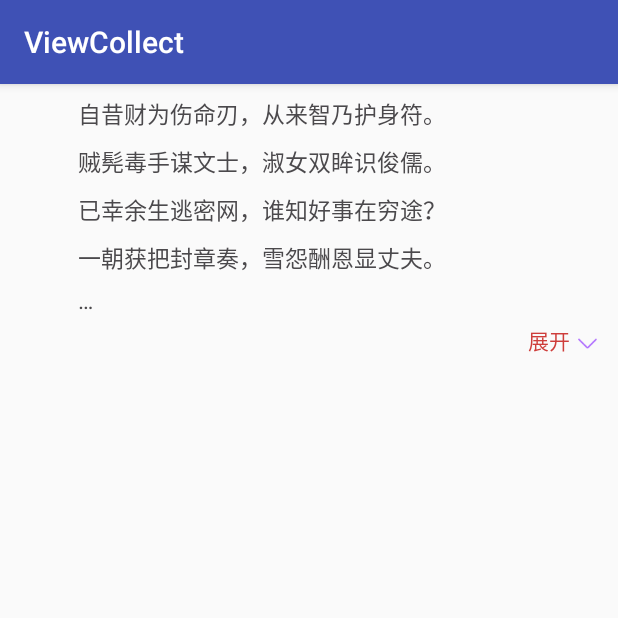
After one commit to youlookwhat/android-learning, an Android app: the ExpandTextActivity screen opened directly, with no data from a screen before it, on a phone screen of 412 x 824 dp, the top half of it. The commit adds this screen. Run offline under Robolectric (Android 15) with nearby library versions, the phone set to English and light mode, and no system bars.

Commit message:
增加 文本展开收起控件，修正ExpandableTextView的错误

```diff
--- a/ViewCollect/app/build.gradle
+++ b/ViewCollect/app/build.gradle
@@ -27,6 +27,7 @@ android {
 dependencies {
     compile fileTree(dir: 'libs', include: ['*.jar'])
     compile project(':library:exoplayer')
+    compile 'com.android.support.constraint:constraint-layout:1.1.3'
     androidTestCompile('com.android.support.test.espresso:espresso-core:2.2.2', {
         exclude group: 'com.android.support', module: 'support-annotations'
     })
--- a/ViewCollect/app/src/main/AndroidManifest.xml
+++ b/ViewCollect/app/src/main/AndroidManifest.xml
@@ -25,6 +25,7 @@
             android:theme="@style/AppTheme.NoActionBar">
             <intent-filter>
                 <action android:name="android.intent.action.MAIN" />
+
                 <category android:name="android.intent.category.LAUNCHER" />
             </intent-filter>
         </activity>
--- a/ViewCollect/app/src/main/java/com/example/jingbin/viewcollect/MainActivity.java
+++ b/ViewCollect/app/src/main/java/com/example/jingbin/viewcollect/MainActivity.java
@@ -16,6 +16,7 @@ import android.view.View;
 
 import com.example.jingbin.viewcollect.databinding.ActivityMainBinding;
 import com.example.jingbin.viewcollect.ui.CountTimeViewActivity;
+import com.example.jingbin.viewcollect.ui.ExpandTextActivity;
 import com.example.jingbin.viewcollect.ui.ExpandableViewActivity;
 import com.example.jingbin.viewcollect.ui.FlipperActivity;
 import com.example.jingbin.viewcollect.ui.LabelEditActivity;
@@ -100,6 +101,7 @@ public class MainActivity extends AppCompatActivity
                 FlipperActivity.start(MainActivity.this);
                 break;
             case R.id.tv_expand_text: // 文字展开收起(列表适用)
+                ExpandTextActivity.start(MainActivity.this);
                 break;
             default:
                 break;
--- /dev/null
+++ b/ViewCollect/app/src/main/java/com/example/jingbin/viewcollect/ui/ExpandTextActivity.java
@@ -0,0 +1,47 @@
+package com.example.jingbin.viewcollect.ui;
+
+import android.content.Context;
+import android.content.Intent;
+import android.support.v7.app.AppCompatActivity;
+import android.os.Bundle;
+import android.view.View;
+
+import com.example.jingbin.viewcollect.R;
+import com.example.jingbin.viewcollect.view.MyExpandableTextView;
+
+public class ExpandTextActivity extends AppCompatActivity {
+
+    @Override
+    protected void onCreate(Bundle savedInstanceState) {
+        super.onCreate(savedInstanceState);
+        setContentView(R.layout.activity_expand_text);
+
+        MyExpandableTextView expandableTextView = (MyExpandableTextView) findViewById(R.id.expand_text_view);
+
+        expandableTextView.setText("自昔财为伤命刃，从来智乃护身符。\n" +
+                "贼髡毒手谋文士，淑女双眸识俊儒。\n" +
+                "已幸余生逃密网，谁知好事在穷途？\n" +
+                "一朝获把封章奏，雪怨酬恩显丈夫。\n" +
+                "\n" +
+                "笔落惊风雨，书成泣鬼神。\n" +
+                "终非池沼物，堪作庙堂珍。\n" +
+                "\n" +
+                "轻眉俊眼，绣腿花拳，\n" +
+                "风笠飘摇，雨衣鲜灿。\n" +
+                "玉勒马一声嘶破柳堤烟，\n" +
+                "碧帷车数武碾残松岭雪。\n" +
+                "右悬雕矢，行色增雄；\n" +
+                "左插鲛函，威风倍壮。\n" +
+                "扬鞭喝跃，途人谁敢争先；\n" +
+                "结队驱驰，村市尽皆惊盼。\n" +
+                "正是:\n" +
+                "处处绿杨堪系马，人人有路透长安。\n" +
+                "\n");
+
+    }
+
+    public static void start(Context mContext) {
+        Intent intent = new Intent(mContext, ExpandTextActivity.class);
+        mContext.startActivity(intent);
+    }
+}
--- /dev/null
+++ b/ViewCollect/app/src/main/java/com/example/jingbin/viewcollect/view/MyExpandableTextView.java
@@ -0,0 +1,275 @@
+package com.example.jingbin.viewcollect.view;
+
+import android.annotation.TargetApi;
+import android.content.Context;
+import android.content.res.Resources;
+import android.content.res.TypedArray;
+import android.graphics.drawable.Drawable;
+import android.os.Build;
+import android.support.annotation.DrawableRes;
+import android.support.annotation.IdRes;
+import android.support.annotation.NonNull;
+import android.support.annotation.Nullable;
+import android.text.TextUtils;
+import android.util.AttributeSet;
+import android.util.SparseBooleanArray;
+import android.view.View;
+import android.view.ViewGroup;
+import android.widget.ImageView;
+import android.widget.LinearLayout;
+import android.widget.RelativeLayout;
+import android.widget.TextView;
+
+import com.example.jingbin.viewcollect.R;
+
+
+/**
+ * Created by jingbin on 2018/11/1.
+ * 评论列表展开收起
+ * 参考链接：https://github.com/Manabu-GT/ExpandableTextView
+ */
+
+public class MyExpandableTextView extends LinearLayout implements View.OnClickListener {
+
+    /* The default number of lines */
+    private static final int MAX_COLLAPSED_LINES = 5;
+
+    protected TextView mTv;
+
+    protected View mToggleView; // View to expand/collapse
+
+    private boolean mRelayout;
+
+    private boolean mCollapsed = true; // Show short version as default.
+
+    private int mMaxCollapsedLines;
+
+    private ExpandIndicatorController mExpandIndicatorController;
+    /* Listener for callback */
+    private OnExpandStateChangeListener mListener;
+    @IdRes
+    private int mExpandableTextId = R.id.expandable_text;
+
+    @IdRes
+    private int mExpandCollapseToggleId = R.id.expand_collapse;
+
+    /* For saving collapsed status when used in ListView */
+    private SparseBooleanArray mCollapsedStatus;
+    private int mPosition;
+
+    public MyExpandableTextView(Context context) {
+        this(context, null);
+    }
+
+    public MyExpandableTextView(Context context, AttributeSet attrs) {
+        super(context, attrs);
+        init(attrs);
+    }
+
+    @TargetApi(Build.VERSION_CODES.HONEYCOMB)
+    public MyExpandableTextView(Context context, AttributeSet attrs, int defStyle) {
+        super(context, attrs, defStyle);
+        init(attrs);
+    }
+
+    @Override
+    public void setOrientation(int orientation) {
+        if (LinearLayout.HORIZONTAL == orientation) {
+            throw new IllegalArgumentException("ExpandableTextView only supports Vertical Orientation.");
+        }
+        super.setOrientation(orientation);
+    }
+
+    @Override
+    public void onClick(View view) {
+        if (mToggleView.getVisibility() != View.VISIBLE) {
+            return;
+        }
+
+        mCollapsed = !mCollapsed;
+        mExpandIndicatorController.changeState(mCollapsed);
+
+        if (mCollapsedStatus != null) {
+            mCollapsedStatus.put(mPosition, mCollapsed);
+        }
+        mTv.setMaxLines(mCollapsed ? mMaxCollapsedLines : Integer.MAX_VALUE);
+        mTv.setEllipsize(TextUtils.TruncateAt.END);
+
+        if (mListener != null) {
+            mListener.onExpandStateChanged(mTv, mCollapsed);
+        }
+    }
+
+    @Override
+    protected void onFinishInflate() {
+        super.onFinishInflate();
+        findViews();
+    }
+
+    @Override
+    protected void onMeasure(int widthMeasureSpec, int heightMeasureSpec) {
+        // If no change, measure and return
+        if (!mRelayout || getVisibility() == View.GONE) {
+            super.onMeasure(widthMeasureSpec, heightMeasureSpec);
+            return;
+        }
+        mRelayout = false;
+
+        // Setup with optimistic case
+        // i.e. Everything fits. No button needed
+        mToggleView.setVisibility(View.GONE);
+        mTv.setMaxLines(Integer.MAX_VALUE);
+
+        // Measure
+        super.onMeasure(widthMeasureSpec, heightMeasureSpec);
+
+        // If the text fits in collapsed mode, we are done.
+        if (mTv.getLineCount() <= mMaxCollapsedLines) {
+            return;
+        }
+
+        // Doesn't fit in collapsed mode. Collapse text view as needed. Show
+        // button.
+        if (mCollapsed) {
+            mTv.setMaxLines(mMaxCollapsedLines);
+            mTv.setEllipsize(TextUtils.TruncateAt.END);
+        }
+        mToggleView.setVisibility(View.VISIBLE);
+
+        // Re-measure with new setup
+        super.onMeasure(widthMeasureSpec, heightMeasureSpec);
+
+    }
+
+    public void setText(@Nullable CharSequence text) {
+        mRelayout = true;
+        mTv.setText(text);
+        setVisibility(TextUtils.isEmpty(text) ? View.GONE : View.VISIBLE);
+        getLayoutParams().height = ViewGroup.LayoutParams.WRAP_CONTENT;
+        requestLayout();
+    }
+
+    public void setText(@Nullable CharSequence text, @NonNull SparseBooleanArray collapsedStatus, int position) {
+        mCollapsedStatus = collapsedStatus;
+        mPosition = position;
+        mCollapsed = collapsedStatus.get(position, true);
+        mExpandIndicatorController.changeState(mCollapsed);
+        setText(text);
+    }
+
+    @Nullable
+    public CharSequence getText() {
+        if (mTv == null) {
+            return "";
+        }
+        return mTv.getText();
+    }
+
+    private void init(AttributeSet attrs) {
+        TypedArray typedArray = getContext().obtainStyledAttributes(attrs, R.styleable.MyExpandableTextView);
+        mMaxCollapsedLines = typedArray.getInt(R.styleable.MyExpandableTextView_maxCollapsedLines, MAX_COLLAPSED_LINES);
+        mExpandableTextId = typedArray.getResourceId(R.styleable.MyExpandableTextView_expandableTextId, R.id.expandable_text);
+        mExpandCollapseToggleId = typedArray.getResourceId(R.styleable.MyExpandableTextView_expandCollapseToggleId, R.id.expand_collapse);
+
+        mExpandIndicatorController = setupExpandToggleController(getContext(), typedArray);
+
+        typedArray.recycle();
+
+        // enforces vertical orientation
+        setOrientation(LinearLayout.VERTICAL);
+
+        // default visibility is gone
+        setVisibility(GONE);
+    }
+
+    private void findViews() {
+        mTv = (TextView) findViewById(mExpandableTextId);
+        mToggleView = findViewById(mExpandCollapseToggleId);
+        mExpandIndicatorController.setView(mToggleView);
+        mExpandIndicatorController.changeState(mCollapsed);
+        mToggleView.setOnClickListener(this);
+    }
+
+    private static boolean isPostLolipop() {
+        return Build.VERSION.SDK_INT >= Build.VERSION_CODES.LOLLIPOP;
+    }
+
+    @TargetApi(Build.VERSION_CODES.LOLLIPOP)
+    private static Drawable getDrawable(@NonNull Context context, @DrawableRes int resId) {
+        Resources resources = context.getResources();
+        if (isPostLolipop()) {
+            return resources.getDrawable(resId, context.getTheme());
+        } else {
+            return resources.getDrawable(resId);
+        }
+    }
+
+    private static ExpandIndicatorController setupExpandToggleController(@NonNull Context context, TypedArray typedArray) {
+
+        final ExpandIndicatorController expandIndicatorController;
+
+        Drawable expandDrawable = typedArray.getDrawable(R.styleable.MyExpandableTextView_expandIndicator);
+        Drawable collapseDrawable = typedArray.getDrawable(R.styleable.MyExpandableTextView_collapseIndicator);
+
+        if (expandDrawable == null) {
+            expandDrawable = getDrawable(context, R.drawable.icon_comment_arrow_down);
+        }
+        if (collapseDrawable == null) {
+            collapseDrawable = getDrawable(context, R.drawable.icon_comment_arrow_up);
+        }
+        expandIndicatorController = new RelativeLayoutExpandController(expandDrawable, collapseDrawable, "展开", "收起");
+
+        return expandIndicatorController;
+    }
+
+    interface ExpandIndicatorController {
+        void changeState(boolean collapsed);
+
+        void setView(View toggleView);
+    }
+
+    static class RelativeLayoutExpandController implements ExpandIndicatorController {
+
+        private final Drawable mExpandDrawable;
+        private final Drawable mCollapseDrawable;
+        private final String mExpandText;
+        private final String mCollapseText;
+
+        private RelativeLayout relativeLayout;
+
+        RelativeLayoutExpandController(Drawable expandDrawable, Drawable collapseDrawable, String expandText, String collapseText) {
+            mExpandDrawable = expandDrawable;
+            mCollapseDrawable = collapseDrawable;
+            mExpandText = expandText;
+            mCollapseText = collapseText;
+        }
+
+        @Override
+        public void changeState(boolean collapsed) {
+            TextView textView = (TextView) relativeLayout.findViewById(R.id.tv_expand);
+            ImageView imageView = (ImageView) relativeLayout.findViewById(R.id.iv_expand);
+
+            imageView.setImageDrawable(collapsed ? mExpandDrawable : mCollapseDrawable);
+            textView.setText(collapsed ? mExpandText : mCollapseText);
+        }
+
+        @Override
+        public void setView(View toggleView) {
+            relativeLayout = (RelativeLayout) toggleView;
+        }
+    }
+
+    public void setOnExpandStateChangeListener(@Nullable OnExpandStateChangeListener listener) {
+        mListener = listener;
+    }
+
+    public interface OnExpandStateChangeListener {
+        /**
+         * Called when the expand/collapse animation has been finished
+         *
+         * @param textView   - TextView being expanded/collapsed
+         * @param isExpanded - true if the TextView has been expanded
+         */
+        void onExpandStateChanged(TextView textView, boolean isExpanded);
+    }
+}
--- /dev/null
+++ b/ViewCollect/app/src/main/res/layout/activity_expand_text.xml
@@ -0,0 +1,63 @@
+<?xml version="1.0" encoding="utf-8"?>
+<LinearLayout xmlns:android="http://schemas.android.com/apk/res/android"
+    xmlns:app="http://schemas.android.com/apk/res-auto"
+    xmlns:tools="http://schemas.android.com/tools"
+    android:layout_width="match_parent"
+    android:layout_height="match_parent"
+    tools:context="com.example.jingbin.viewcollect.ui.ExpandTextActivity">
+
+    <com.example.jingbin.viewcollect.view.MyExpandableTextView xmlns:android="http://schemas.android.com/apk/res/android"
+        xmlns:myExpandableTextView="http://schemas.android.com/apk/res-auto"
+        android:id="@+id/expand_text_view"
+        android:layout_width="match_parent"
+        android:layout_height="wrap_content"
+        android:layout_marginLeft="52dp"
+        android:layout_marginStart="52dp"
+        android:layout_marginTop="8dp"
+        myExpandableTextView:maxCollapsedLines="5">
+
+        <TextView
+            android:id="@+id/expandable_text"
+            android:layout_width="match_parent"
+            android:layout_height="wrap_content"
+            android:layout_marginEnd="12dp"
+            android:layout_marginRight="12dp"
+            android:ellipsize="end"
+            android:lineSpacingMultiplier="1.4"
+            android:textColor="#4B494C"
+            android:textSize="15sp" />
+
+        <RelativeLayout
+            android:id="@+id/expand_collapse"
+            android:layout_width="wrap_content"
+            android:layout_height="32dp"
+            android:layout_gravity="right|bottom"
+            android:background="?android:attr/selectableItemBackground"
+            android:gravity="center_vertical"
+            android:paddingLeft="12dp"
+            android:paddingRight="12dp"
+            android:visibility="gone">
+
+            <TextView
+                android:id="@+id/tv_expand"
+                android:layout_width="wrap_content"
+                android:layout_height="32dp"
+                android:gravity="center"
+                android:textColor="#ffce3d3a"
+                android:visibility="visible"
+                tools:text="展开" />
+
+            <ImageView
+                android:id="@+id/iv_expand"
+                android:layout_width="wrap_content"
+                android:layout_height="wrap_content"
+                android:layout_centerVertical="true"
+                android:layout_toEndOf="@+id/tv_expand"
+                android:layout_toRightOf="@+id/tv_expand"
+                tools:src="@drawable/icon_comment_arrow_up" />
+
+        </RelativeLayout>
+    </com.example.jingbin.viewcollect.view.MyExpandableTextView>
+
+
+</LinearLayout>
--- a/ViewCollect/app/src/main/res/values/attrs.xml
+++ b/ViewCollect/app/src/main/res/values/attrs.xml
@@ -22,4 +22,17 @@
         <attr name="ev_collapsedContentHeight" format="dimension" />
     </declare-styleable>
 
+    <!--展开 收起-->
+    <declare-styleable name="MyExpandableTextView">
+        <attr name="maxCollapsedLines" format="integer"/>
+        <attr name="expandIndicator" format="reference"/>
+        <attr name="collapseIndicator" format="reference"/>
+        <attr name="expandToggleType" format="enum">
+            <enum name="ImageButton" value="0"/>
+            <enum name="TextView" value="1"/>
+        </attr>
+        <attr name="expandableTextId" format="reference"/>
+        <attr name="expandCollapseToggleId" format="reference"/>
+    </declare-styleable>
+
 </resources>
--- /dev/null
+++ b/ViewCollect/app/src/main/res/values/ids.xml
@@ -0,0 +1,7 @@
+<?xml version="1.0" encoding="utf-8"?>
+<resources>
+
+    <!--展开 收起-->
+    <item type="id" name="expandable_text"/>
+    <item type="id" name="expand_collapse"/>
+</resources>
```
Also changed, not shown: ViewCollect/app/src/main/res/drawable-xhdpi/icon_comment_arrow_down.png (added), ViewCollect/app/src/main/res/drawable-xhdpi/icon_comment_arrow_up.png (added), ViewCollect/app/src/main/res/drawable-xxhdpi/icon_comment_arrow_down.png (added), ViewCollect/app/src/main/res/drawable-xxhdpi/icon_comment_arrow_up.png (added).
